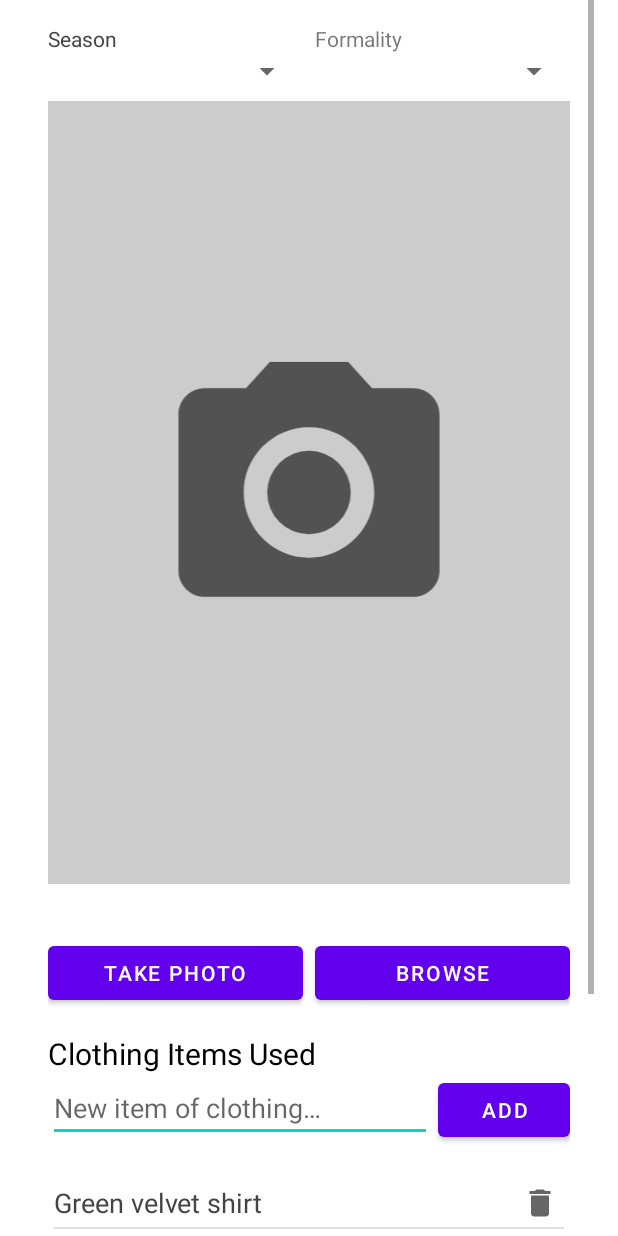
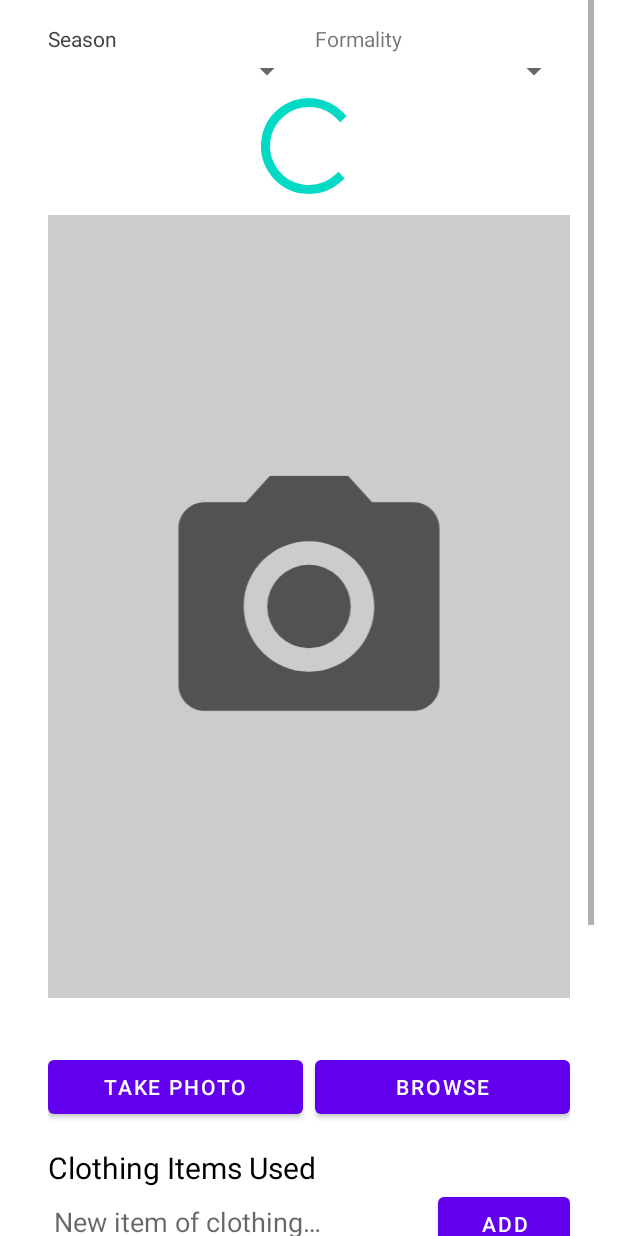
Before and after one commit to tschwenke7/OutfitSearch, an Android app: the layout fragment_view_outfit.xml on its own in the app's theme, with its tools: preview values and no code run, on a phone screen of 412 x 824 dp. Run offline under Robolectric (Android 15) with nearby library versions, the phone set to English and light mode, and no system bars.

Commit message:
Add loading spinner when image is changed in ViewOutfitFragment.

```diff
--- a/app/src/main/res/layout/fragment_view_outfit.xml
+++ b/app/src/main/res/layout/fragment_view_outfit.xml
@@ -13,7 +13,8 @@
         android:layout_height="wrap_content"
         tools:context=".activities.ui.viewoutfit.ViewOutfitFragment"
         android:orientation="vertical"
-        android:layout_margin="@dimen/default_margin">
+        android:layout_margin="@dimen/default_margin"
+        android:animateLayoutChanges="true">
 
         <androidx.constraintlayout.widget.ConstraintLayout
             android:id="@+id/layout_category_spinners"
@@ -65,6 +66,15 @@
                 app:layout_constraintStart_toEndOf="@+id/spinner_season"
                 app:layout_constraintTop_toTopOf="@+id/spinner_season" />
         </androidx.constraintlayout.widget.ConstraintLayout>
+
+        <ProgressBar
+            android:id="@+id/outfit_photo_progress_bar"
+            style="?android:attr/progressBarStyleLarge"
+            android:layout_width="match_parent"
+            android:layout_height="wrap_content"
+            android:visibility="gone"
+            tools:visibility="visible"
+            />
 
         <ImageView
             android:id="@+id/outfit_photo"
```
Also changed, not shown: app/src/main/java/com/example/outfitsearch/activities/ui/viewoutfit/ViewOutfitFragment.java (+11 -0 lines).
